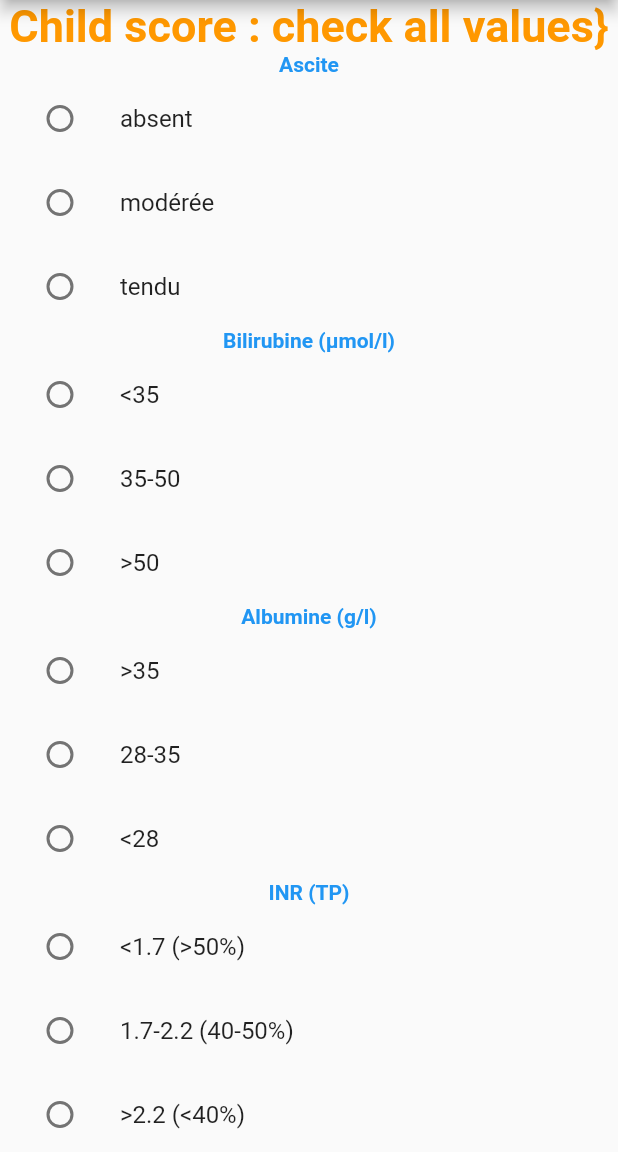
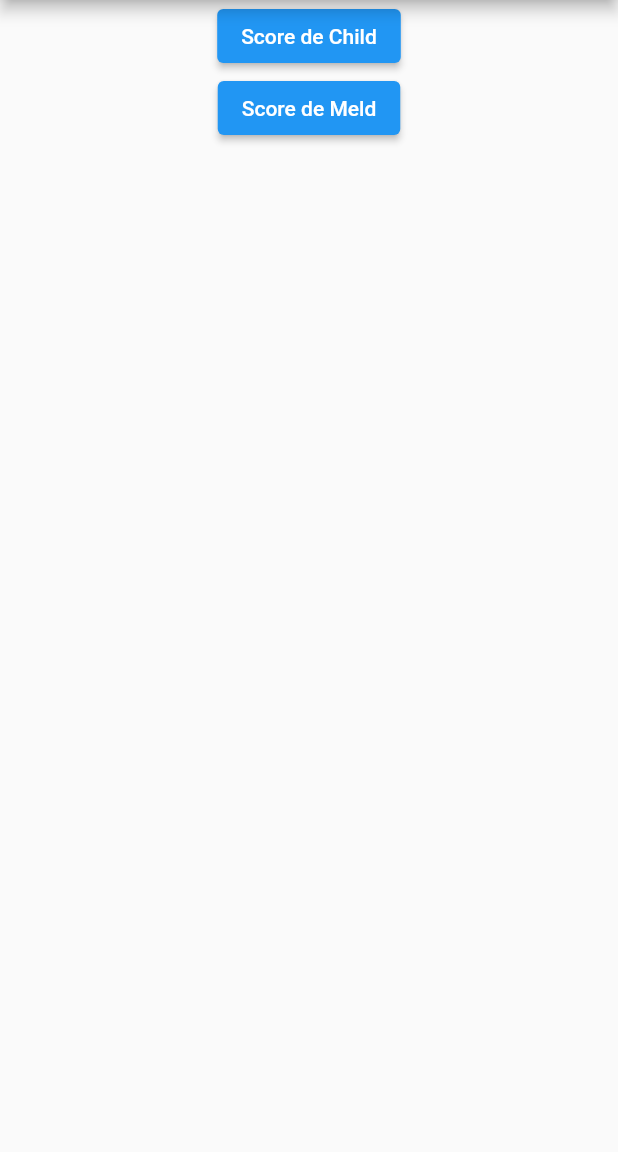
Before and after one commit to IPreferWater/gaby, a Flutter app: the screen it shows after launch, on a phone screen of 412 x 824 dp, the part 84-1236 px from its top. Run offline on Flutter 3.47's test engine with Material 2 defaults, Android fonts, the phone set to English and light mode, and no system bars; missing offline and left inert: dart:ffi.

Commit message:
feat(init): add page to select a formula

```diff
--- a/lib/child_score.dart
+++ b/lib/child_score.dart
@@ -110,7 +110,9 @@ class _ChildScoreState extends State<ChildScore> {
       )
     ];
 
-    return Column(
+    return Scaffold(
+      appBar: AppBar(title: const Text("title")),
+      body: Column(
         children: [
           // if are values are set, show the score
           isAllValuesSet() == true
@@ -136,6 +138,7 @@ class _ChildScoreState extends State<ChildScore> {
                 }),
           )
         ],
+      ),
     );
   }
 }
--- /dev/null
+++ b/lib/gastro_categories.dart
@@ -0,0 +1,31 @@
+import 'package:flutter/material.dart';
+import 'package:gaby/child_score.dart';
+import 'package:gaby/meld_score.dart';
+
+class CategoriesScreen extends StatelessWidget {
+  @override
+  Widget build(BuildContext context) {
+    return Scaffold(
+      body: Column(children: [
+        Center(
+          child: ElevatedButton(
+            onPressed: () {
+              Navigator.push(context,
+                  MaterialPageRoute(builder: (context) => ChildScore()));
+            },
+            child: const Text('Score de Child'),
+          ),
+        ),
+        Center(
+          child: ElevatedButton(
+            onPressed: () {
+              Navigator.push(context,
+                  MaterialPageRoute(builder: (context) => MeldScore()));
+            },
+            child: const Text('Score de Meld'),
+          ),
+        )
+      ]),
+    );
+  }
+}
--- a/lib/main.dart
+++ b/lib/main.dart
@@ -1,6 +1,7 @@
 import 'package:flutter/material.dart';
 
 import 'child_score.dart';
+import 'gastro_categories.dart';
 
 void main() {
   runApp(const MyApp());
@@ -30,7 +31,7 @@ class MyApp extends StatelessWidget {
             appBar: AppBar(
               title: const Text("title"),
             ),
-            body: ChildScore()));
-    //body: Text("ok")));
+            //body: ChildScore()));
+            body: CategoriesScreen()));
   }
 }
```
Also changed, not shown: lib/meld_score.dart (added, +76 -0 lines). Lines whose indentation alone changed are shown as unchanged.
